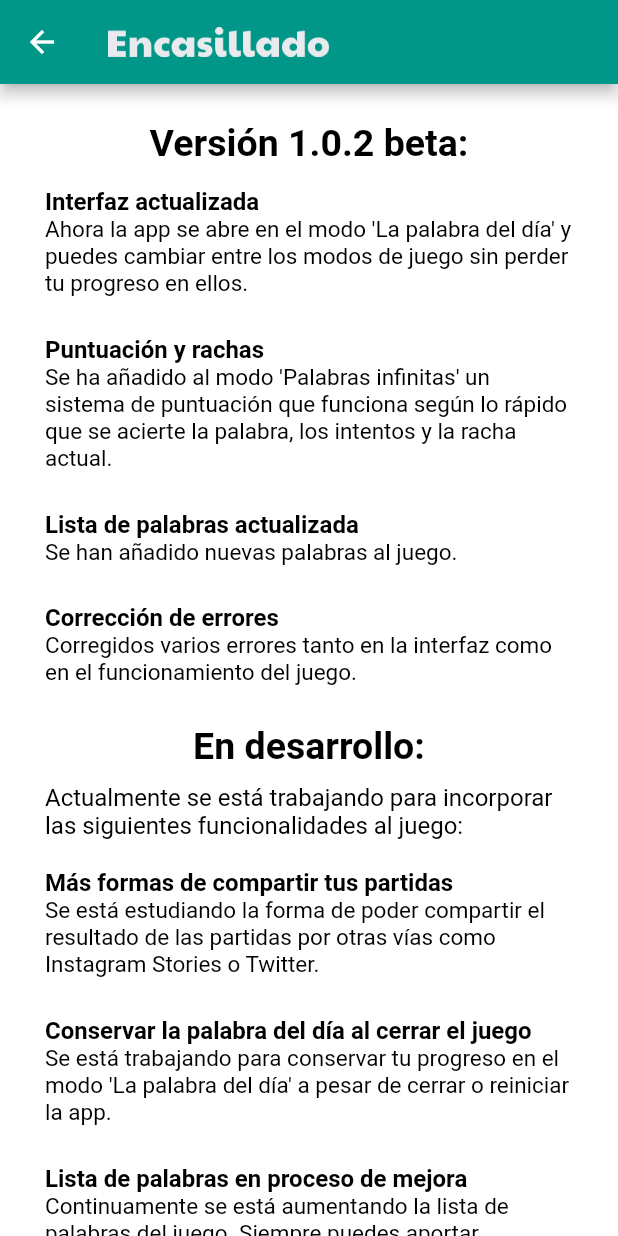
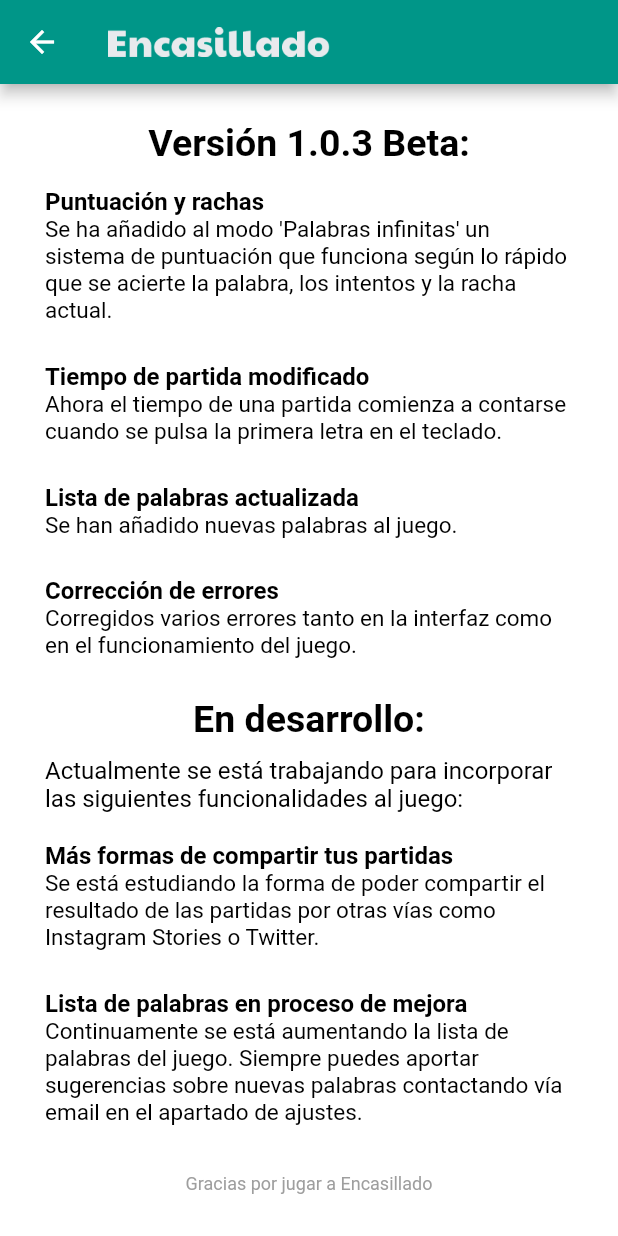
Before and after one commit to joaquinsolla/Encasillado, a Flutter app: the update_version_page screen opened directly, on a phone screen of 412 x 824 dp. Run offline on Flutter 3.47's test engine with Material 2 defaults, Android fonts, the phone set to English and light mode, and no system bars; our stand-ins replace flushbar; missing offline and left inert: mailto, whatsapp_share; Roboto replaces fonts that are missing (RaleWay).

Commit message:
Working on 1.0.3 Beta

```diff
--- a/lib/common_pages.dart
+++ b/lib/common_pages.dart
@@ -1360,32 +1360,6 @@ class update_version_page extends StatelessWidget {
                 height: 15,
               ),
               Text(
-                "Interfaz actualizada",
-                style: TextStyle(
-                  fontSize: 16,
-                  color: myBlack,
-                  fontWeight: FontWeight.bold,
-                  decoration: TextDecoration.none,
-                  fontFamily: 'RaleWay',
-                ),
-                textAlign: TextAlign.left,
-              ),
-              Text(
-                "Ahora la app se abre en el modo 'La palabra del día' y puedes cambiar entre los modos de juego "
-                    "sin perder tu progreso en ellos.\n",
-                style: TextStyle(
-                  fontSize: 15,
-                  color: myBlack,
-                  fontWeight: FontWeight.normal,
-                  decoration: TextDecoration.none,
-                  fontFamily: 'RaleWay',
-                ),
-                textAlign: TextAlign.left,
-              ),
-              SizedBox(
-                height: 7.5,
-              ),
-              Text(
                 "Puntuación y rachas",
                 style: TextStyle(
                   fontSize: 16,
@@ -1412,6 +1386,31 @@ class update_version_page extends StatelessWidget {
                 height: 7.5,
               ),
               Text(
+                "Tiempo de partida modificado",
+                style: TextStyle(
+                  fontSize: 16,
+                  color: myBlack,
+                  fontWeight: FontWeight.bold,
+                  decoration: TextDecoration.none,
+                  fontFamily: 'RaleWay',
+                ),
+                textAlign: TextAlign.left,
+              ),
+              Text(
+                "Ahora el tiempo de una partida comienza a contarse cuando se pulsa la primera letra en el teclado.\n",
+                style: TextStyle(
+                  fontSize: 15,
+                  color: myBlack,
+                  fontWeight: FontWeight.normal,
+                  decoration: TextDecoration.none,
+                  fontFamily: 'RaleWay',
+                ),
+                textAlign: TextAlign.left,
+              ),
+              SizedBox(
+                height: 7.5,
+              ),
+              Text(
                 "Lista de palabras actualizada",
                 style: TextStyle(
                   fontSize: 16,
@@ -1501,32 +1500,6 @@ class update_version_page extends StatelessWidget {
               Text(
                 "Se está estudiando la forma de poder compartir el resultado de las"
                     " partidas por otras vías como Instagram Stories o Twitter.\n",
-                style: TextStyle(
-                  fontSize: 15,
-                  color: myBlack,
-                  fontWeight: FontWeight.normal,
-                  decoration: TextDecoration.none,
-                  fontFamily: 'RaleWay',
-                ),
-                textAlign: TextAlign.left,
-              ),
-              SizedBox(
-                height: 7.5,
-              ),
-              Text(
-                "Conservar la palabra del día al cerrar el juego",
-                style: TextStyle(
-                  fontSize: 16,
-                  color: myBlack,
-                  fontWeight: FontWeight.bold,
-                  decoration: TextDecoration.none,
-                  fontFamily: 'RaleWay',
-                ),
-                textAlign: TextAlign.left,
-              ),
-              Text(
-                "Se está trabajando para conservar tu progreso en el modo 'La palabra del día' "
-                    "a pesar de cerrar o reiniciar la app.\n",
                 style: TextStyle(
                   fontSize: 15,
                   color: myBlack,
--- a/lib/common_variables.dart
+++ b/lib/common_variables.dart
@@ -1,4 +1,4 @@
-const String currentVersion = "1.0.2 beta";
+const String currentVersion = "1.0.3 Beta";
 
 int currentPage = 0;
 bool appStarted = false;
```
Also changed, not shown: 1 other file.
